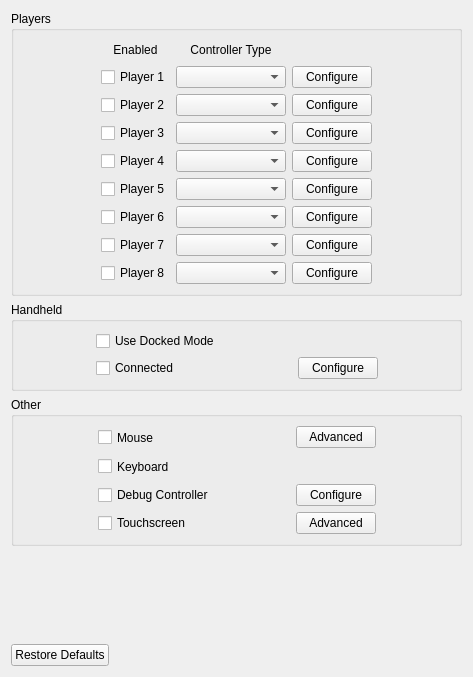
Old version of the form src/yuzu/configuration/configure_input.ui in the repository rorrim-rorrim/eden-alt.
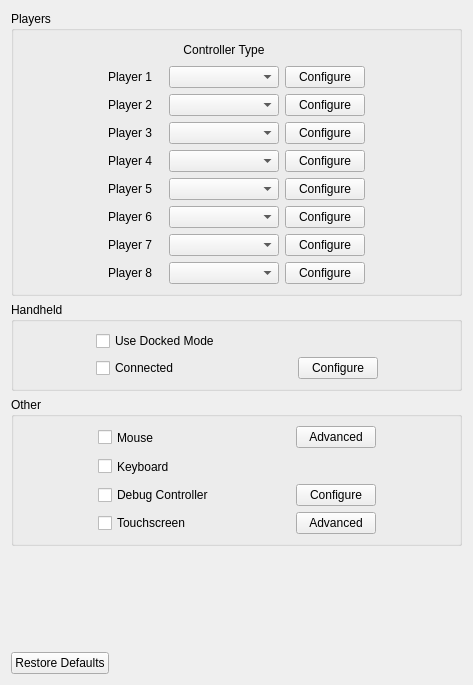
New version of the form.

Commit message: configure_input: Make None a controller option instead of checkbox

Patch:
```diff
--- a/src/yuzu/configuration/configure_input.ui
+++ b/src/yuzu/configuration/configure_input.ui
@@ -7,7 +7,7 @@
     <x>0</x>
     <y>0</y>
     <width>473</width>
-    <height>677</height>
+    <height>685</height>
    </rect>
   </property>
   <property name="windowTitle">
@@ -49,62 +49,6 @@
           </property>
          </widget>
         </item>
-        <item row="1" column="1">
-         <widget class="QCheckBox" name="player1_checkbox">
-          <property name="text">
-           <string>Player 1</string>
-          </property>
-         </widget>
-        </item>
-        <item row="7" column="1">
-         <widget class="QCheckBox" name="player7_checkbox">
-          <property name="text">
-           <string>Player 7</string>
-          </property>
-         </widget>
-        </item>
-        <item row="4" column="1">
-         <widget class="QCheckBox" name="player4_checkbox">
-          <property name="text">
-           <string>Player 4</string>
-          </property>
-         </widget>
-        </item>
-        <item row="5" column="1">
-         <widget class="QCheckBox" name="player5_checkbox">
-          <property name="text">
-           <string>Player 5</string>
-          </property>
-         </widget>
-        </item>
-        <item row="6" column="1">
-         <widget class="QCheckBox" name="player6_checkbox">
-          <property name="text">
-           <string>Player 6</string>
-          </property>
-         </widget>
-        </item>
-        <item row="8" column="1">
-         <widget class="QCheckBox" name="player8_checkbox">
-          <property name="text">
-           <string>Player 8</string>
-          </property>
-         </widget>
-        </item>
-        <item row="3" column="1">
-         <widget class="QCheckBox" name="player3_checkbox">
-          <property name="text">
-           <string>Player 3</string>
-          </property>
-         </widget>
-        </item>
-        <item row="2" column="1">
-         <widget class="QCheckBox" name="player2_checkbox">
-          <property name="text">
-           <string>Player 2</string>
-          </property>
-         </widget>
-        </item>
         <item row="2" column="2">
          <widget class="QComboBox" name="player2_combobox">
           <property name="minimumSize">
@@ -250,13 +194,65 @@
           </property>
          </spacer>
         </item>
-        <item row="0" column="1">
-         <widget class="QLabel" name="label_2">
+        <item row="1" column="1">
+         <widget class="QLabel" name="label_3">
+          <property name="minimumSize">
+           <size>
+            <width>55</width>
+            <height>0</height>
+           </size>
+          </property>
           <property name="text">
-           <string>Enabled</string>
+           <string>Player 1</string>
           </property>
-          <property name="alignment">
-           <set>Qt::AlignCenter</set>
+         </widget>
+        </item>
+        <item row="2" column="1">
+         <widget class="QLabel" name="label_4">
+          <property name="text">
+           <string>Player 2</string>
+          </property>
+         </widget>
+        </item>
+        <item row="3" column="1">
+         <widget class="QLabel" name="label_5">
+          <property name="text">
+           <string>Player 3</string>
+          </property>
+         </widget>
+        </item>
+        <item row="4" column="1">
+         <widget class="QLabel" name="label_6">
+          <property name="text">
+           <string>Player 4</string>
+          </property>
+         </widget>
+        </item>
+        <item row="5" column="1">
+         <widget class="QLabel" name="label_7">
+          <property name="text">
+           <string>Player 5</string>
+          </property>
+         </widget>
+        </item>
+        <item row="6" column="1">
+         <widget class="QLabel" name="label_8">
+          <property name="text">
+           <string>Player 6</string>
+          </property>
+         </widget>
+        </item>
+        <item row="7" column="1">
+         <widget class="QLabel" name="label_9">
+          <property name="text">
+           <string>Player 7</string>
+          </property>
+         </widget>
+        </item>
+        <item row="8" column="1">
+         <widget class="QLabel" name="label_10">
+          <property name="text">
+           <string>Player 8</string>
           </property>
          </widget>
         </item>
```
The commit also changes 10 other files.
